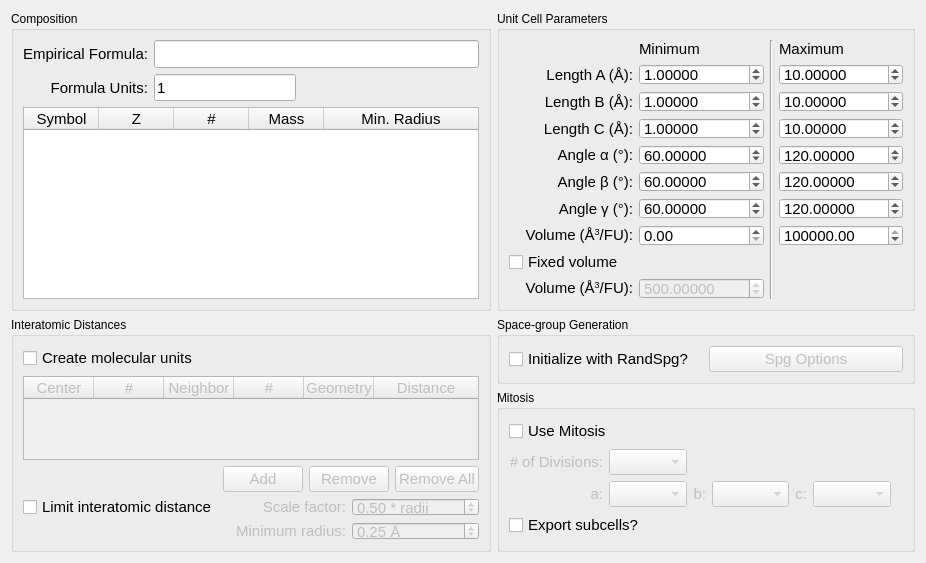
Qt form src/xtalopt/ui/tab_init.ui (xtalopt/XtalOpt) before a commit.
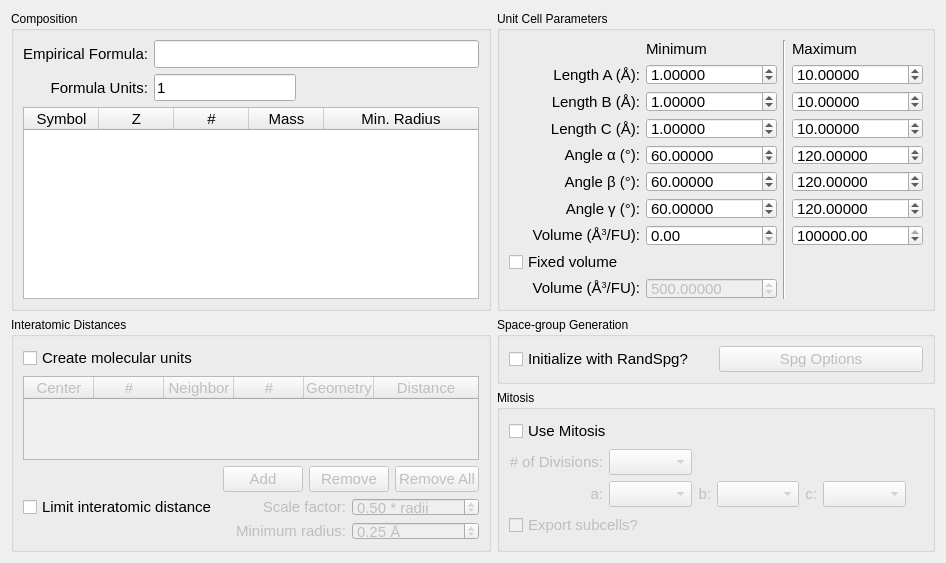
The same form after that commit.

Commit message: Enable and disable init options properly

The edit to the form file:
```diff
--- a/src/xtalopt/ui/tab_init.ui
+++ b/src/xtalopt/ui/tab_init.ui
@@ -6,7 +6,7 @@
    <rect>
     <x>0</x>
     <y>0</y>
-    <width>926</width>
+    <width>946</width>
     <height>563</height>
    </rect>
   </property>
@@ -1553,6 +1553,9 @@
       </item>
       <item row="3" column="0" colspan="3">
        <widget class="QCheckBox" name="cb_subcellPrint">
+        <property name="enabled">
+         <bool>false</bool>
+        </property>
         <property name="font">
          <font>
           <pointsize>11</pointsize>
```
Left out of the diff: 16 changed lines with no effect on the pictures. The commit also changes 2 other files.
